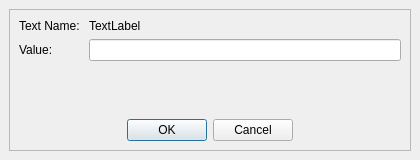
This is src/Mod/TechDraw/Gui/DlgTemplateField.ui in berndhahnebach/All_FreeCAD as Qt 5 draws it before an edit. The edited form follows.
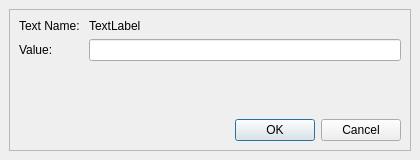
This is the edited form.

Commit message: dlgTemplateField parentage cosmetic: move button box

```diff
--- a/src/Mod/TechDraw/Gui/DlgTemplateField.ui
+++ b/src/Mod/TechDraw/Gui/DlgTemplateField.ui
@@ -74,7 +74,7 @@
            <set>QDialogButtonBox::Cancel|QDialogButtonBox::Ok</set>
           </property>
           <property name="centerButtons">
-           <bool>true</bool>
+           <bool>false</bool>
           </property>
          </widget>
         </item>
```
The commit also changes 6 other files.
